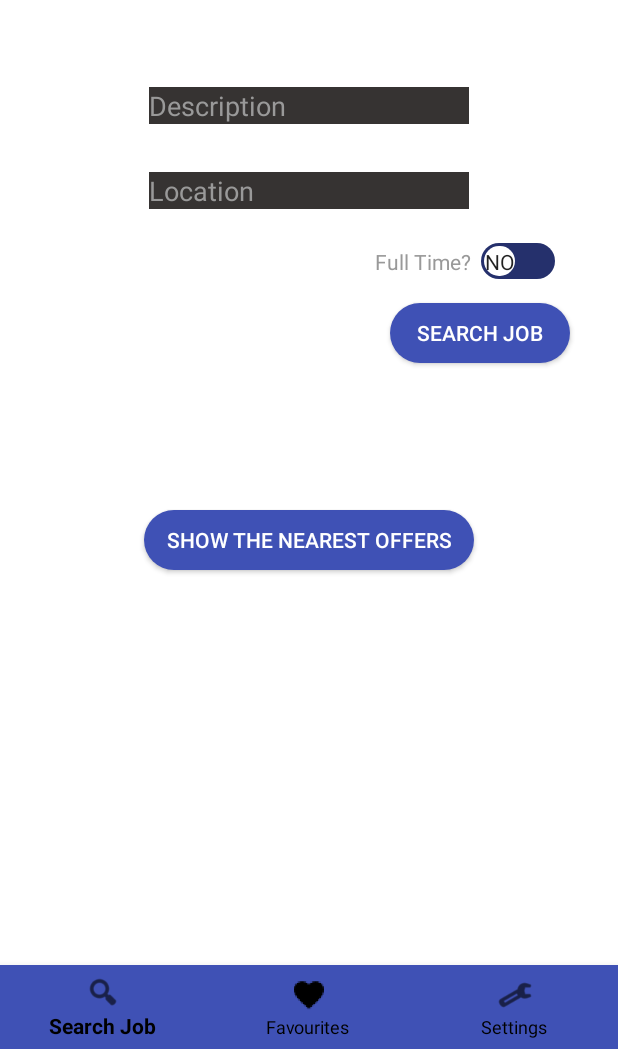
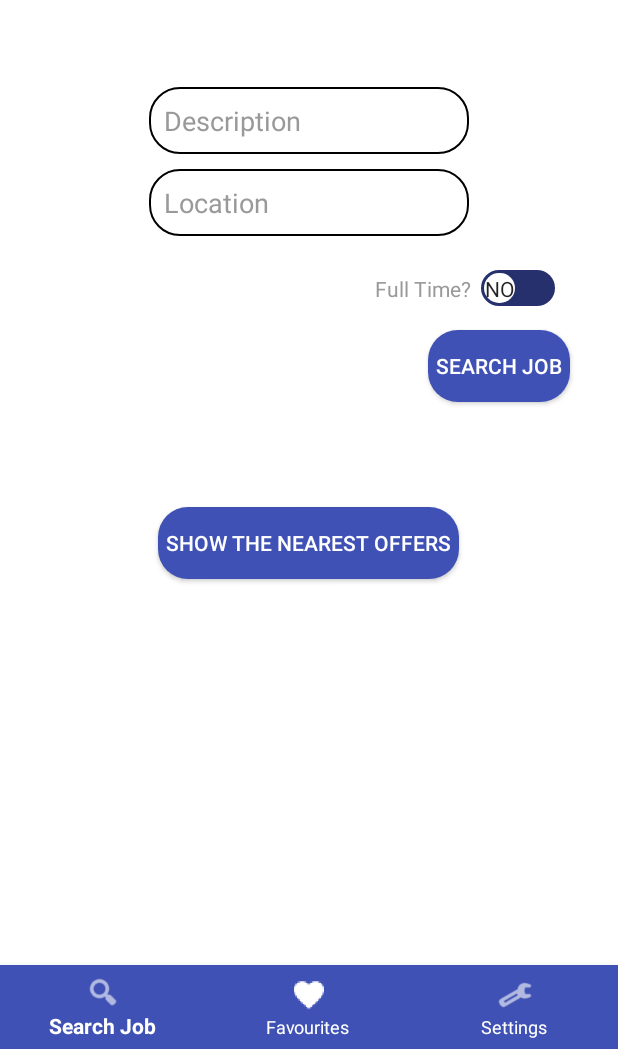
Before and after one commit to devduel/GitJobs, an Android app: the screen it shows after launch (RootActivity), on a phone screen of 412 x 824 dp, the part 187-1236 px from its top. Run offline under Robolectric (Android 15) with nearby library versions, the phone set to English and light mode, and no system bars.

Commit message:
Latest adjustments.

```diff
--- /dev/null
+++ b/app/src/main/res/drawable/edittextbackground.xml
@@ -0,0 +1,8 @@
+<?xml version="1.0" encoding="utf-8"?>
+<shape xmlns:android="http://schemas.android.com/apk/res/android">
+    <corners android:radius="20dp"/>
+    <solid android:color="?attr/colorEditTextBackground" ></solid>
+    <stroke
+        android:width="1dp"
+        android:color="@color/colorBlack" />
+</shape>
--- a/app/src/main/res/layout/activity_root.xml
+++ b/app/src/main/res/layout/activity_root.xml
@@ -19,7 +19,7 @@
         android:layout_width="match_parent"
         android:layout_height="wrap_content"
         app:itemBackground="?attr/colorBottomNavigationBackground"
-        app:itemIconTint="?attr/colorBottomNavigation"
-        app:itemTextColor="?attr/colorBottomNavigation"
+        app:itemIconTint="@color/colorWhite"
+        app:itemTextColor="@color/colorWhite"
         android:layout_alignParentBottom="true"></android.support.design.widget.BottomNavigationView>
 </RelativeLayout>
--- a/app/src/main/res/layout/fragment_search.xml
+++ b/app/src/main/res/layout/fragment_search.xml
@@ -24,11 +24,12 @@
         android:textColor="?attr/colorPrimary"
         android:textColorHint="?attr/colorHint"
         android:id="@+id/descriptionEditTextID"
-        android:background="?attr/colorEditTextBackground"
+        android:background="@drawable/edittextbackground"
         android:layout_width="wrap_content"
         android:layout_height="wrap_content"
         android:layout_marginTop="8dp"
         android:layout_gravity="center"
+        android:padding="10dp"
         android:ems="10"
         android:hint="@string/description_hint"
         android:inputType="textPersonName"
@@ -38,11 +39,12 @@
     <EditText
         android:id="@+id/locationEditTextID"
         android:textColorHint="?attr/colorHint"
-        android:background="?attr/colorEditTextBackground"
+        android:background="@drawable/edittextbackground"
         android:layout_width="wrap_content"
         android:layout_height="wrap_content"
-        android:layout_marginTop="32dp"
+        android:layout_marginTop="10dp"
         android:layout_gravity="center"
+        android:padding="10dp"
         android:ems="10"
         android:hint="@string/location_hint"
         android:inputType="textPersonName"
@@ -70,11 +72,12 @@
 
     <Button
         android:id="@+id/searchJobButtonID"
-        android:layout_width="120dp"
-        android:layout_height="40dp"
+        android:layout_width="wrap_content"
+        android:layout_height="wrap_content"
         android:layout_marginTop="8dp"
+        android:padding="5dp"
         android:layout_marginRight="32dp"
-        android:layout_marginBottom="90dp"
+        android:layout_marginBottom="70dp"
         android:textColor="#ffffff"
         android:layout_gravity="right"
         android:background="@drawable/buttonshape"
@@ -84,9 +87,10 @@
 
     <Button
         android:id="@+id/showOnMapButtonID"
-        android:layout_width="220dp"
-        android:layout_height="40dp"
-        android:layout_marginTop="8dp"
+        android:layout_width="wrap_content"
+        android:layout_height="wrap_content"
+        android:padding="5dp"
+        android:layout_marginBottom="5dp"
         android:textColor="#ffffff"
         android:layout_gravity="center"
         android:background="@drawable/buttonshape"
--- a/app/src/main/res/values/styles.xml
+++ b/app/src/main/res/values/styles.xml
@@ -11,7 +11,7 @@
         <item name="colorBottomNavigationBackground">
             @color/colorBottomNavigationBackgroundLightMode
         </item>
-        <item name="colorEditTextBackground">@color/colorEditTextBackgroundDarkMode</item>
+        <item name="colorEditTextBackground">@color/colorEditTextBackgroundLightMode</item>
         <item name="colorHint">@color/colorHintLightMode</item>
         <item name="colorThumb">@color/colorThumb</item>
         <item name="colorText">@color/colorTextLightMode</item>
```
Also changed, not shown: app/src/main/res/layout/activity_selected_job_offer.xml (+6 -4 lines), app/src/main/res/layout/fragment_settings.xml (+12 -10 lines), app/src/main/res/values/colors.xml (line endings or trailing spaces).
